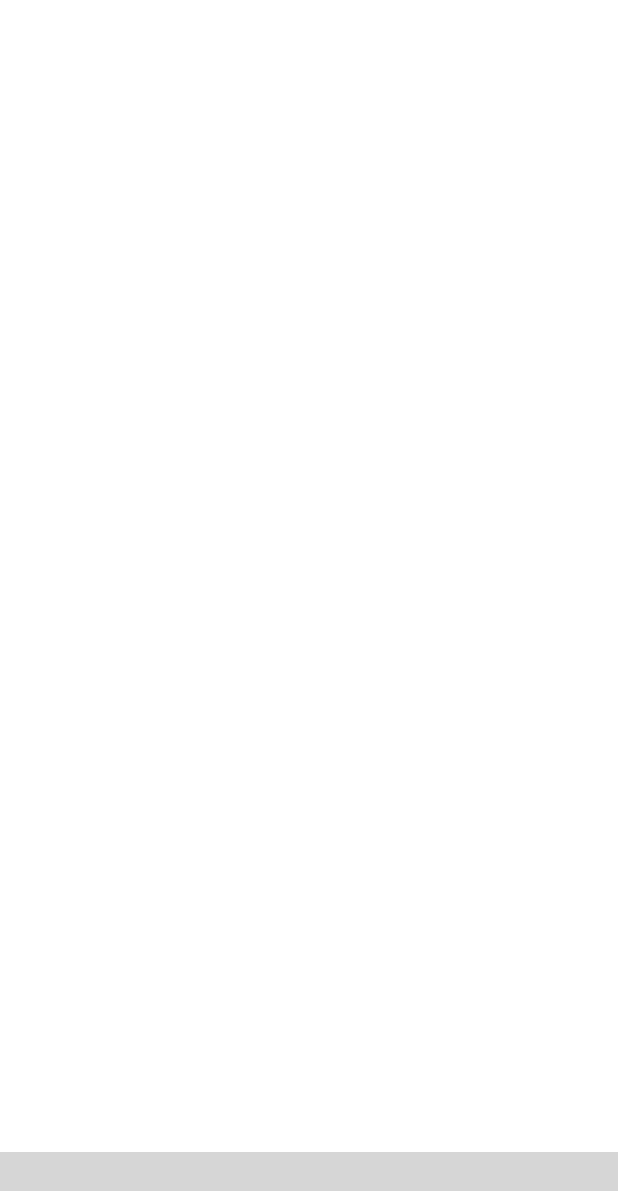
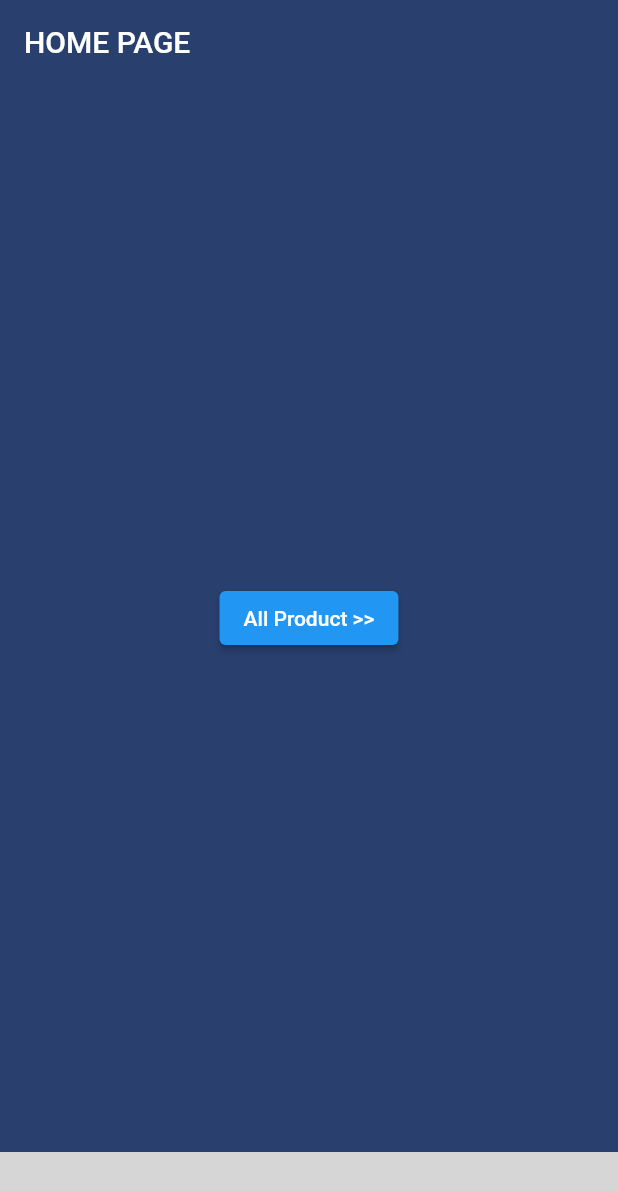
Before and after one commit to FirdausHA/Projek_PAS, a Flutter app: the screen it shows after launch, swiped to page 3, on a phone screen of 412 x 824 dp. Shown: the top 1191 px of the screen. Run offline on Flutter 3.47's test engine with Material 2 defaults, Android fonts, the phone set to English and light mode, and no system bars; our stand-ins replace get; missing offline and left inert: bottom_bar; grey boxes are pictures that could not be loaded.

Commit message:
two commit

```diff
--- a/lib/Bottom_Navbar.dart
+++ b/lib/Bottom_Navbar.dart
@@ -3,6 +3,7 @@ import 'package:bottom_bar/bottom_bar.dart';
 import 'package:projek_pas/Tabbar.dart';
 import 'package:projek_pas/home_page.dart';
 import 'package:projek_pas/main.dart';
+import 'package:projek_pas/page/home.dart';
 
 class Bottom extends StatefulWidget {
   const Bottom({Key? key}) : super(key: key);
@@ -23,6 +24,7 @@ class _BottomState extends State<Bottom> {
         children: [
           HomePage(),
           MyHomePage(),
+          Home(),
           Container(color: Colors.white),
         ],
         onPageChanged: (index) {
--- a/lib/main.dart
+++ b/lib/main.dart
@@ -1,7 +1,9 @@
 import 'package:flutter/material.dart';
 import 'package:projek_pas/Bottom_Navbar.dart';
-import 'package:projek_pas/Tabbar.dart';
-import 'package:projek_pas/home_page.dart';
+import 'package:get/get.dart';
+import 'package:projek_pas/page/Detail.dart';
+import 'package:projek_pas/page/Home.dart';
+import 'package:projek_pas/page/Product.dart';
 
 void main() {
   runApp(MyApp());
@@ -11,7 +13,12 @@ class MyApp extends StatelessWidget {
   // This widget is the root of your application.
   @override
   Widget build(BuildContext context) {
-    return MaterialApp(
+    return GetMaterialApp(
+      getPages: [
+        GetPage(name: '/', page: ()=> Home()),
+        GetPage(name: '/product', page: ()=> ProductPage()),
+        GetPage(name: '/product_detail', page: ()=> DetailPage()),
+      ],
       debugShowCheckedModeBanner: false,
       title: 'Watch Store',
       theme: ThemeData(
--- /dev/null
+++ b/lib/page/Home.dart
@@ -0,0 +1,24 @@
+import 'package:flutter/material.dart';
+import 'package:get/get.dart';
+
+class Home extends StatefulWidget {
+  const Home({Key? key}) : super(key: key);
+
+  @override
+  State<Home> createState() => _HomeState();
+}
+
+class _HomeState extends State<Home> {
+  @override
+  Widget build(BuildContext context) {
+    return Scaffold(
+      appBar: AppBar(
+        title: Text("HOME PAGE"),
+      ),
+      body: Center(
+        child: ElevatedButton(onPressed: ()=>Get.toNamed('/product'),
+            child: Text("All Product >>")),
+      ),
+    );
+  }
+}
--- /dev/null
+++ b/lib/page/Product.dart
@@ -0,0 +1,39 @@
+import 'package:flutter/material.dart';
+import 'package:get/get.dart';
+
+class ProductPage extends StatefulWidget {
+  const ProductPage({Key? key}) : super(key: key);
+
+  @override
+  State<ProductPage> createState() => _ProductPageState();
+}
+
+class _ProductPageState extends State<ProductPage> {
+  @override
+  Widget build(BuildContext context) {
+    return Scaffold(
+      appBar: AppBar(
+        title: Text("All Product"),
+      ),
+      body: Center(
+        child: Column(
+          mainAxisAlignment: MainAxisAlignment.center,
+          children: [
+            ElevatedButton(
+                onPressed: ()=>Get.toNamed('/product_detail', arguments: 1),
+                child: Text("Product 1")
+            ),
+            ElevatedButton(
+                onPressed: ()=>Get.toNamed('/product_detail', arguments: 2),
+                child: Text("Product 2")
+            ),
+            ElevatedButton(
+                onPressed: ()=>Get.toNamed('/product_detail', arguments: 3),
+                child: Text("Product 3")
+            ),
+          ],
+        ),
+      ),
+    );
+  }
+}
--- a/pubspec.yaml
+++ b/pubspec.yaml
@@ -38,6 +38,7 @@ dependencies:
   flutter_svg: ^0.22.0
   provider: ^6.0.0
   bottom_bar: ^2.0.2
+  get: ^4.6.5
 
 dev_dependencies:
   flutter_test:
```
Also changed, not shown: lib/constants.dart (deleted, +0 -50 lines), lib/page/detail.dart (added, +28 -0 lines), lib/profile/components/body.dart (deleted, +0 -44 lines), lib/profile/components/profile_menu.dart (deleted, +0 -45 lines), lib/profile/components/profile_pic.dart (deleted, +0 -45 lines), lib/profile/profile_screen.dart (deleted, +0 -19 lines), lib/size_config.dart (deleted, +0 -30 lines), pubspec.lock.
